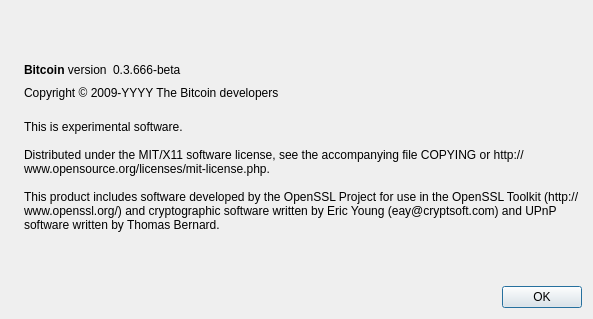
The window that src/qt/forms/aboutdialog.ui (abcoin/ABCoin) describes before a commit, drawn with Qt 5.
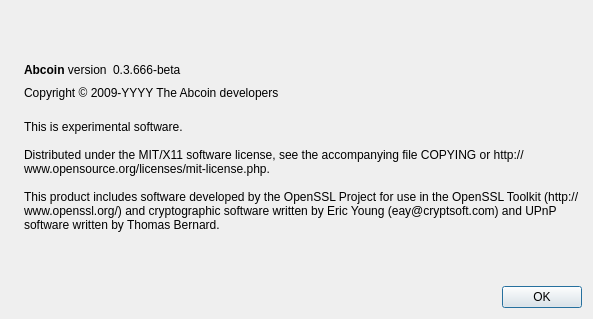
The same window after the commit. Icons and pictures are not drawn.

The edit to the form file:
```diff
--- a/src/qt/forms/aboutdialog.ui
+++ b/src/qt/forms/aboutdialog.ui
@@ -50,7 +50,7 @@
           <cursorShape>IBeamCursor</cursorShape>
          </property>
          <property name="text">
-          <string>&lt;b&gt;Bitcoin&lt;/b&gt; version</string>
+          <string>&lt;b&gt;Abcoin&lt;/b&gt; version</string>
          </property>
          <property name="textInteractionFlags">
           <set>Qt::LinksAccessibleByMouse|Qt::TextSelectableByKeyboard|Qt::TextSelectableByMouse</set>
@@ -91,7 +91,7 @@
         <cursorShape>IBeamCursor</cursorShape>
        </property>
        <property name="text">
-        <string notr="true">Copyright &amp;copy; 2009-YYYY The Bitcoin developers</string>
+        <string notr="true">Copyright &amp;copy; 2009-YYYY The Abcoin developers</string>
        </property>
        <property name="textFormat">
         <enum>Qt::RichText</enum>
```
Left out of the diff: 6 changed lines with no effect on the pictures.
